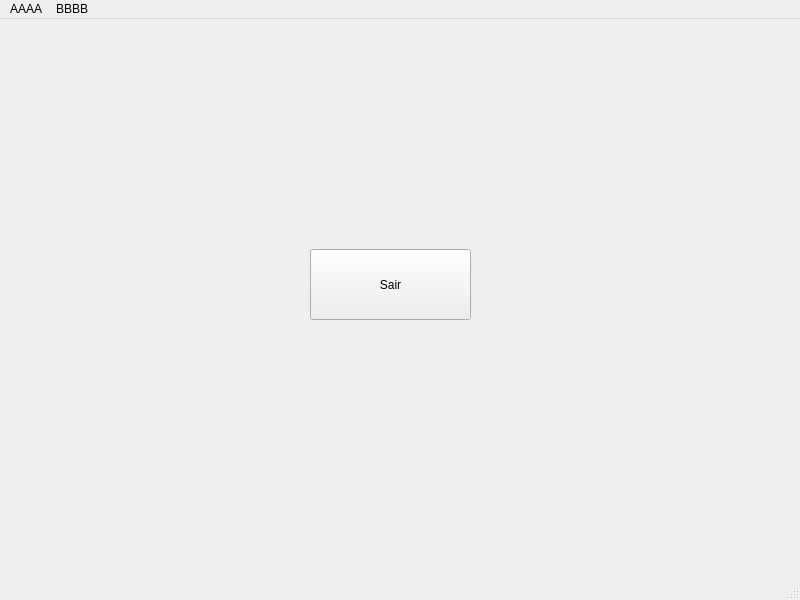
Qt form mainwindowalyson.ui (AlysonVI/ComputacaoGrafica) before a commit.
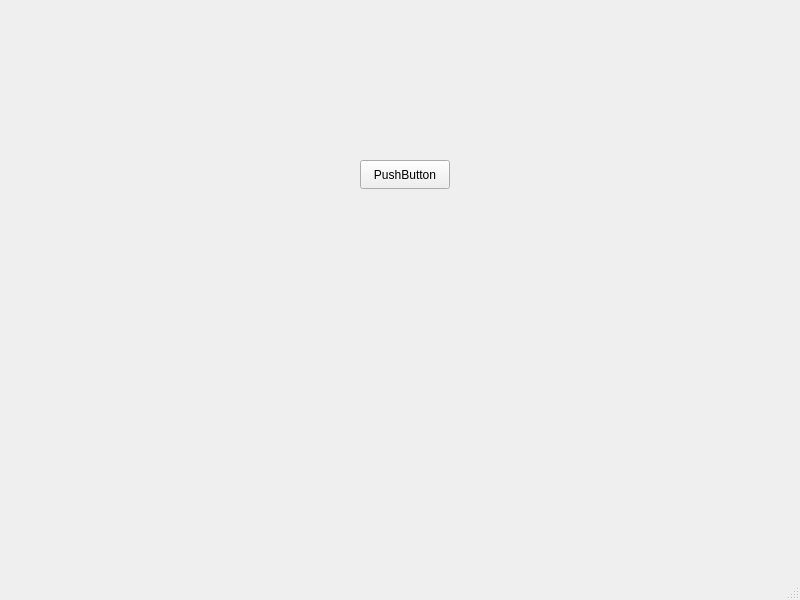
The same form after that commit.

Commit message: Inicializacao da interface de usuario

Diff of the .ui file:
```diff
--- a/mainwindowalyson.ui
+++ b/mainwindowalyson.ui
@@ -17,14 +17,14 @@
    <widget class="QPushButton" name="pushButton">
     <property name="geometry">
      <rect>
-      <x>310</x>
-      <y>230</y>
-      <width>161</width>
-      <height>71</height>
+      <x>360</x>
+      <y>160</y>
+      <width>90</width>
+      <height>29</height>
      </rect>
     </property>
     <property name="text">
-     <string>Sair</string>
+     <string>PushButton</string>
     </property>
    </widget>
   </widget>
@@ -37,18 +37,6 @@
      <height>25</height>
     </rect>
    </property>
-   <widget class="QMenu" name="menuAAAA">
-    <property name="title">
-     <string>AAAA</string>
-    </property>
-   </widget>
-   <widget class="QMenu" name="menuBBBB">
-    <property name="title">
-     <string>BBBB</string>
-    </property>
-   </widget>
-   <addaction name="menuAAAA"/>
-   <addaction name="menuBBBB"/>
   </widget>
   <widget class="QStatusBar" name="statusbar"/>
  </widget>
```
Left out of the diff: 8 changed lines with no effect on the pictures. The commit also changes 6 other files.
